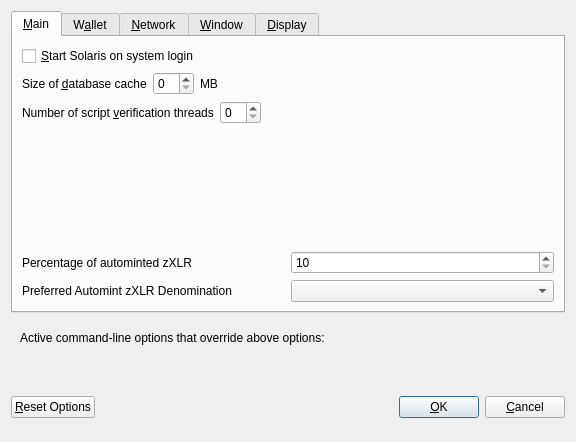
Before: the Qt Designer form src/qt/forms/optionsdialog.ui in listedlinked/superbee, drawn with Qt 5.
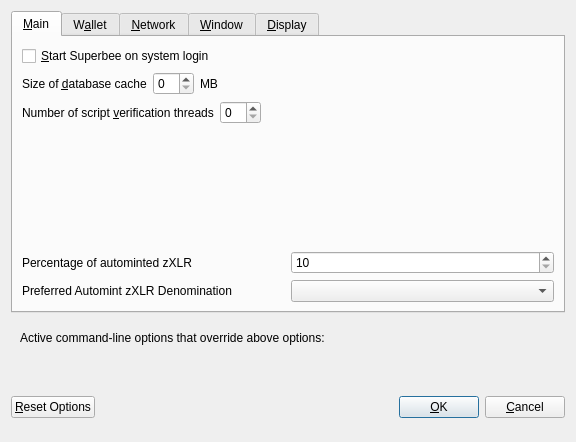
After: the same form once the commit is applied. Custom widgets are drawn as their Qt base class.

```diff
--- a/src/qt/forms/optionsdialog.ui
+++ b/src/qt/forms/optionsdialog.ui
@@ -33,7 +33,7 @@
           <string>Automatically start Solaris after logging in to the system.</string>
          </property>
          <property name="text">
-          <string>&amp;Start Solaris on system login</string>
+          <string>&amp;Start Superbee on system login</string>
          </property>
         </widget>
        </item>
```
Left out of the diff: 10 changed lines with no effect on the pictures.
